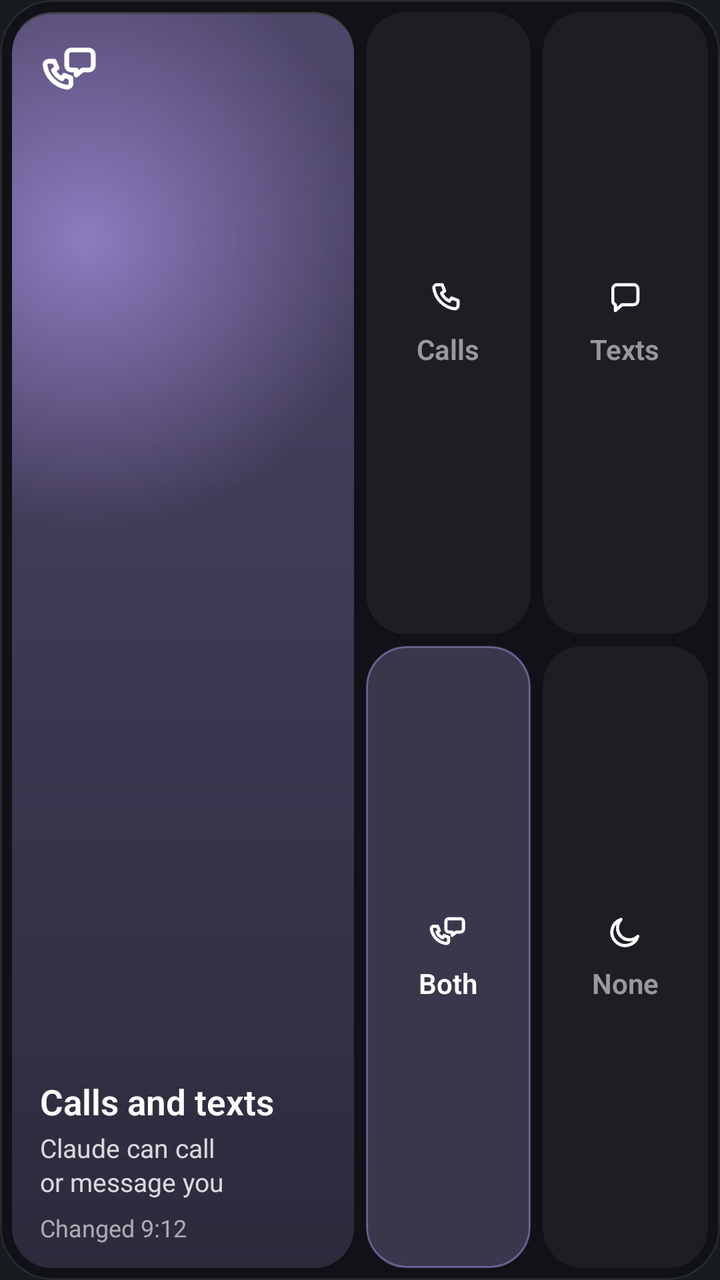
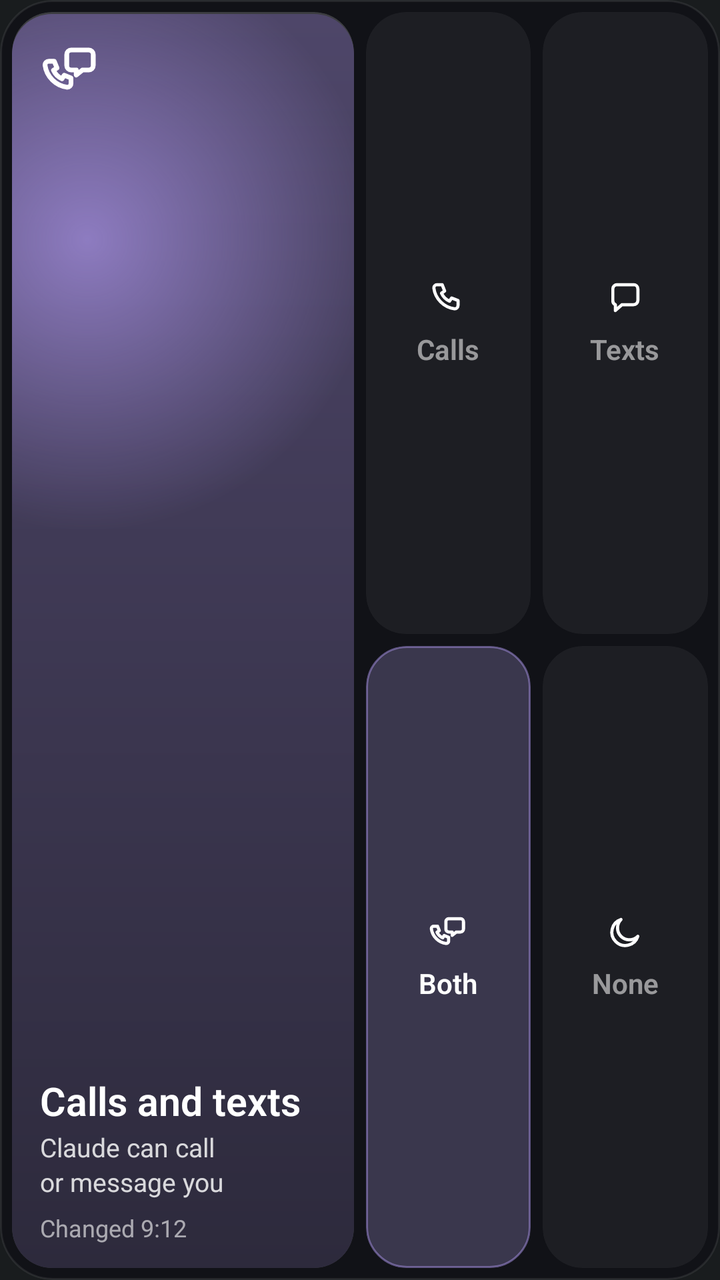

Compare the two renders of this Android layout. The source of the first and the diff that turns it into the second are given below.
<!-- AndroidManifest.xml: application theme android:Theme.DeviceDefault.NoActionBar -->
<!-- res/layout/widget_mode_wide.xml -->
<?xml version="1.0" encoding="utf-8"?>
<FrameLayout xmlns:android="http://schemas.android.com/apk/res/android"
    android:id="@android:id/background" android:layout_width="match_parent" android:layout_height="match_parent"
    android:padding="6dp" android:background="@drawable/widget_bg" android:clipToOutline="true"
    android:theme="@android:style/Theme.DeviceDefault">
<LinearLayout android:layout_width="match_parent" android:layout_height="match_parent" android:orientation="horizontal">
    <FrameLayout android:id="@+id/hero" android:layout_width="0dp" android:layout_height="match_parent"
        android:layout_weight="1" android:layout_marginEnd="6dp" android:background="@drawable/widget_lit_both"
        android:clipToOutline="true" android:paddingStart="14dp" android:paddingTop="14dp" android:paddingEnd="14dp"
        android:paddingBottom="12dp">
        <ImageView android:id="@+id/hero_icon" android:layout_width="30dp" android:layout_height="30dp"
            android:layout_gravity="top|start" android:src="@drawable/glyph_both" android:importantForAccessibility="no" />
        <LinearLayout android:layout_width="match_parent" android:layout_height="wrap_content"
            android:layout_gravity="bottom" android:orientation="vertical">
            <TextView android:id="@+id/hero_title" android:layout_width="match_parent" android:layout_height="24dp"
                android:text="Calls and texts" android:textSize="19sp" android:fontFamily="sans-serif"
                android:textFontWeight="650" android:textColor="#FFFFFFFF" android:maxLines="1"
                android:autoSizeTextType="uniform" android:autoSizeMinTextSize="14sp" android:autoSizeMaxTextSize="19sp"
                android:autoSizeStepGranularity="0.5sp" android:gravity="center_vertical|start" />
            <TextView android:id="@+id/hero_line" android:layout_width="match_parent" android:layout_height="wrap_content"
                android:layout_marginTop="2dp" android:text="Claude can call or message you" android:textSize="13sp"
                android:lineHeight="17sp" android:textColor="#D1FFFFFF" android:maxLines="2" android:ellipsize="end"
                android:breakStrategy="balanced" />
            <TextView android:id="@+id/hero_since" android:layout_width="match_parent" android:layout_height="wrap_content"
                android:layout_marginTop="6dp" android:text="Changed 9:12" android:textSize="12sp"
                android:textColor="#99FFFFFF" android:maxLines="1" android:fontFeatureSettings="tnum" />
        </LinearLayout>
    </FrameLayout>
<LinearLayout android:layout_width="0dp" android:layout_height="match_parent" android:layout_weight="1" android:orientation="vertical">
    <LinearLayout android:layout_width="match_parent" android:layout_height="0dp" android:layout_weight="1"
        android:orientation="horizontal" android:layout_marginBottom="6dp">
        <FrameLayout android:id="@+id/tile_call" android:layout_width="0dp" android:layout_height="match_parent"
            android:layout_weight="1" android:layout_marginEnd="6dp" android:padding="4dp" android:background="@drawable/widget_tile"
            android:foreground="?android:attr/selectableItemBackground" android:clipToOutline="true"
            android:contentDescription="Calls">
            <LinearLayout android:layout_width="match_parent" android:layout_height="match_parent"
                android:orientation="vertical" android:gravity="center">
                <ImageView android:id="@+id/icon_call" android:layout_width="20dp" android:layout_height="20dp"
                    android:src="@drawable/glyph_call" android:tint="#8CFFFFFF" android:importantForAccessibility="no" />
                <TextView android:id="@+id/label_call" android:layout_width="wrap_content" android:layout_height="wrap_content"
                    android:layout_marginTop="6dp" android:text="Calls" android:textSize="14sp" android:fontFamily="sans-serif"
                    android:textFontWeight="650" android:textColor="#8CFFFFFF" android:maxLines="1" android:importantForAccessibility="no" />
            </LinearLayout>
        </FrameLayout>
        <FrameLayout android:id="@+id/tile_text" android:layout_width="0dp" android:layout_height="match_parent"
            android:layout_weight="1" android:padding="4dp" android:background="@drawable/widget_tile"
            android:foreground="?android:attr/selectableItemBackground" android:clipToOutline="true"
            android:contentDescription="Texts">
            <LinearLayout android:layout_width="match_parent" android:layout_height="match_parent"
                android:orientation="vertical" android:gravity="center">
                <ImageView android:id="@+id/icon_text" android:layout_width="20dp" android:layout_height="20dp"
                    android:src="@drawable/glyph_text" android:tint="#8CFFFFFF" android:importantForAccessibility="no" />
                <TextView android:id="@+id/label_text" android:layout_width="wrap_content" android:layout_height="wrap_content"
                    android:layout_marginTop="6dp" android:text="Texts" android:textSize="14sp" android:fontFamily="sans-serif"
                    android:textFontWeight="650" android:textColor="#8CFFFFFF" android:maxLines="1" android:importantForAccessibility="no" />
            </LinearLayout>
        </FrameLayout>
    </LinearLayout>
    <LinearLayout android:layout_width="match_parent" android:layout_height="0dp" android:layout_weight="1"
        android:orientation="horizontal">
        <FrameLayout android:id="@+id/tile_both" android:layout_width="0dp" android:layout_height="match_parent"
            android:layout_weight="1" android:layout_marginEnd="6dp" android:padding="4dp" android:background="@drawable/widget_outline_both"
            android:foreground="?android:attr/selectableItemBackground" android:clipToOutline="true"
            android:contentDescription="Both, selected">
            <LinearLayout android:layout_width="match_parent" android:layout_height="match_parent"
                android:orientation="vertical" android:gravity="center">
                <ImageView android:id="@+id/icon_both" android:layout_width="20dp" android:layout_height="20dp"
                    android:src="@drawable/glyph_both" android:tint="#FFFFFFFF" android:importantForAccessibility="no" />
                <TextView android:id="@+id/label_both" android:layout_width="wrap_content" android:layout_height="wrap_content"
                    android:layout_marginTop="6dp" android:text="Both" android:textSize="14sp" android:fontFamily="sans-serif"
                    android:textFontWeight="650" android:textColor="#FFFFFFFF" android:maxLines="1" android:importantForAccessibility="no" />
            </LinearLayout>
        </FrameLayout>
        <FrameLayout android:id="@+id/tile_none" android:layout_width="0dp" android:layout_height="match_parent"
            android:layout_weight="1" android:padding="4dp" android:background="@drawable/widget_tile"
            android:foreground="?android:attr/selectableItemBackground" android:clipToOutline="true"
            android:contentDescription="None">
            <LinearLayout android:layout_width="match_parent" android:layout_height="match_parent"
                android:orientation="vertical" android:gravity="center">
                <ImageView android:id="@+id/icon_none" android:layout_width="20dp" android:layout_height="20dp"
                    android:src="@drawable/glyph_none" android:tint="#8CFFFFFF" android:importantForAccessibility="no" />
                <TextView android:id="@+id/label_none" android:layout_width="wrap_content" android:layout_height="wrap_content"
                    android:layout_marginTop="6dp" android:text="None" android:textSize="14sp" android:fontFamily="sans-serif"
                    android:textFontWeight="650" android:textColor="#8CFFFFFF" android:maxLines="1" android:importantForAccessibility="no" />
            </LinearLayout>
        </FrameLayout>
    </LinearLayout>
</LinearLayout>
</LinearLayout>
</FrameLayout>
<!-- resources referenced by this layout -->
<resources>
  <!-- drawable glyph_call (drawable) -->
  <?xml version="1.0" encoding="utf-8"?>
  <vector xmlns:android="http://schemas.android.com/apk/res/android" android:width="24dp" android:height="24dp"
      android:viewportWidth="24" android:viewportHeight="24">
      <path android:pathData="M5.5 4h3l1.5 3.8-1.9 1.3a9.5 9.5 0 0 0 4.8 4.8l1.3-1.9 3.8 1.5v3a2 2 0 0 1-2 2A14.5 14.5 0 0 1 3.5 6a2 2 0 0 1 2-2z" android:strokeColor="#FFFFFFFF" android:strokeWidth="1.9"
          android:strokeLineCap="round" android:strokeLineJoin="round" android:fillColor="#00000000" />
  </vector>
  <!-- drawable glyph_none (drawable) -->
  <?xml version="1.0" encoding="utf-8"?>
  <vector xmlns:android="http://schemas.android.com/apk/res/android" android:width="24dp" android:height="24dp"
      android:viewportWidth="24" android:viewportHeight="24">
      <path android:pathData="M19.5 14.6A8 8 0 1 1 9.4 4.5a6.3 6.3 0 0 0 10.1 10.1z" android:strokeColor="#FFFFFFFF" android:strokeWidth="1.9"
          android:strokeLineCap="round" android:strokeLineJoin="round" android:fillColor="#00000000" />
  </vector>
  <!-- drawable glyph_text (drawable) -->
  <?xml version="1.0" encoding="utf-8"?>
  <vector xmlns:android="http://schemas.android.com/apk/res/android" android:width="24dp" android:height="24dp"
      android:viewportWidth="24" android:viewportHeight="24">
      <path android:pathData="M4.5 6.5a2.5 2.5 0 0 1 2.5-2.5h10a2.5 2.5 0 0 1 2.5 2.5v7a2.5 2.5 0 0 1-2.5 2.5H10l-4 3.5V16h0a2.5 2.5 0 0 1-1.5-2.3z" android:strokeColor="#FFFFFFFF" android:strokeWidth="1.9"
          android:strokeLineCap="round" android:strokeLineJoin="round" android:fillColor="#00000000" />
  </vector>
  <!-- drawable widget_bg (drawable) -->
  <?xml version="1.0" encoding="utf-8"?>
  <shape xmlns:android="http://schemas.android.com/apk/res/android">
      <corners android:radius="26dp" />
      <solid android:color="#D1101116" />
      <stroke android:width="1dp" android:color="#14FFFFFF" />
  </shape>
  <!-- drawable widget_lit_both (drawable) -->
  <?xml version="1.0" encoding="utf-8"?>
  <layer-list xmlns:android="http://schemas.android.com/apk/res/android">
      <item><shape><corners android:radius="20dp" /><solid android:color="#2EFFFFFF" /></shape></item>
      <item android:top="1dp"><shape><corners android:radius="20dp" />
          <gradient android:angle="270" android:startColor="#4E4669" android:endColor="#2D2A3C" /></shape></item>
      <item android:top="1dp"><shape><corners android:radius="20dp" />
          <gradient android:type="radial" android:centerX="0.22" android:centerY="0.18" android:gradientRadius="85%"
              android:startColor="#99BBA2FF" android:centerColor="#4DBBA2FF" android:endColor="#00BBA2FF" /></shape></item>
  </layer-list>
  <!-- drawable widget_outline_both (drawable) -->
  <?xml version="1.0" encoding="utf-8"?>
  <shape xmlns:android="http://schemas.android.com/apk/res/android">
      <corners android:radius="20dp" />
      <solid android:color="#3BC4AFFF" />
      <stroke android:width="1dp" android:color="#73BBA2FF" />
  </shape>
  <!-- drawable widget_tile (drawable) -->
  <?xml version="1.0" encoding="utf-8"?>
  <shape xmlns:android="http://schemas.android.com/apk/res/android">
      <corners android:radius="20dp" />
      <solid android:color="#0DFFFFFF" />
  </shape>
  <!-- unchanged entries left out for length: 1 -->
</resources>

<!-- the commit's change to res/layout/widget_mode_wide.xml (unified diff, before → after) -->
@@ -1,8 +1,9 @@
 <?xml version="1.0" encoding="utf-8"?>
 <FrameLayout xmlns:android="http://schemas.android.com/apk/res/android"
-    android:id="@android:id/background" android:layout_width="match_parent" android:layout_height="match_parent"
-    android:padding="6dp" android:background="@drawable/widget_bg" android:clipToOutline="true"
+    android:layout_width="match_parent" android:layout_height="match_parent"
     android:theme="@android:style/Theme.DeviceDefault">
+<FrameLayout android:id="@android:id/background" android:layout_width="match_parent" android:layout_height="match_parent"
+    android:layout_gravity="center" android:padding="6dp" android:background="@drawable/widget_bg" android:clipToOutline="true">
 <LinearLayout android:layout_width="match_parent" android:layout_height="match_parent" android:orientation="horizontal">
     <FrameLayout android:id="@+id/hero" android:layout_width="0dp" android:layout_height="match_parent"
         android:layout_weight="1" android:layout_marginEnd="6dp" android:background="@drawable/widget_lit_both"
@@ -12,14 +13,14 @@
             android:layout_gravity="top|start" android:src="@drawable/glyph_both" android:importantForAccessibility="no" />
         <LinearLayout android:layout_width="match_parent" android:layout_height="wrap_content"
             android:layout_gravity="bottom" android:orientation="vertical">
-            <TextView android:id="@+id/hero_title" android:layout_width="match_parent" android:layout_height="24dp"
+            <TextView android:id="@+id/hero_title" android:layout_width="match_parent" android:layout_height="23dp" android:includeFontPadding="false"
                 android:text="Calls and texts" android:textSize="19sp" android:fontFamily="sans-serif"
                 android:textFontWeight="650" android:textColor="#FFFFFFFF" android:maxLines="1"
-                android:autoSizeTextType="uniform" android:autoSizeMinTextSize="14sp" android:autoSizeMaxTextSize="19sp"
+                android:autoSizeTextType="uniform" android:autoSizeMinTextSize="14sp" android:autoSizeMaxTextSize="32sp"
                 android:autoSizeStepGranularity="0.5sp" android:gravity="center_vertical|start" />
             <TextView android:id="@+id/hero_line" android:layout_width="match_parent" android:layout_height="wrap_content"
                 android:layout_marginTop="2dp" android:text="Claude can call or message you" android:textSize="13sp"
-                android:lineHeight="17sp" android:textColor="#D1FFFFFF" android:maxLines="2" android:ellipsize="end"
+                android:lineSpacingMultiplier="1.12" android:textColor="#D1FFFFFF" android:maxLines="2" android:ellipsize="end"
                 android:breakStrategy="balanced" />
             <TextView android:id="@+id/hero_since" android:layout_width="match_parent" android:layout_height="wrap_content"
                 android:layout_marginTop="6dp" android:text="Changed 9:12" android:textSize="12sp"
@@ -36,7 +37,7 @@
             <LinearLayout android:layout_width="match_parent" android:layout_height="match_parent"
                 android:orientation="vertical" android:gravity="center">
                 <ImageView android:id="@+id/icon_call" android:layout_width="20dp" android:layout_height="20dp"
-                    android:src="@drawable/glyph_call" android:tint="#8CFFFFFF" android:importantForAccessibility="no" />
+                    android:src="@drawable/glyph_call" android:importantForAccessibility="no" />
                 <TextView android:id="@+id/label_call" android:layout_width="wrap_content" android:layout_height="wrap_content"
                     android:layout_marginTop="6dp" android:text="Calls" android:textSize="14sp" android:fontFamily="sans-serif"
                     android:textFontWeight="650" android:textColor="#8CFFFFFF" android:maxLines="1" android:importantForAccessibility="no" />
@@ -49,7 +50,7 @@
             <LinearLayout android:layout_width="match_parent" android:layout_height="match_parent"
                 android:orientation="vertical" android:gravity="center">
                 <ImageView android:id="@+id/icon_text" android:layout_width="20dp" android:layout_height="20dp"
-                    android:src="@drawable/glyph_text" android:tint="#8CFFFFFF" android:importantForAccessibility="no" />
+                    android:src="@drawable/glyph_text" android:importantForAccessibility="no" />
                 <TextView android:id="@+id/label_text" android:layout_width="wrap_content" android:layout_height="wrap_content"
                     android:layout_marginTop="6dp" android:text="Texts" android:textSize="14sp" android:fontFamily="sans-serif"
                     android:textFontWeight="650" android:textColor="#8CFFFFFF" android:maxLines="1" android:importantForAccessibility="no" />
@@ -65,7 +66,7 @@
             <LinearLayout android:layout_width="match_parent" android:layout_height="match_parent"
                 android:orientation="vertical" android:gravity="center">
                 <ImageView android:id="@+id/icon_both" android:layout_width="20dp" android:layout_height="20dp"
-                    android:src="@drawable/glyph_both" android:tint="#FFFFFFFF" android:importantForAccessibility="no" />
+                    android:src="@drawable/glyph_both" android:importantForAccessibility="no" />
                 <TextView android:id="@+id/label_both" android:layout_width="wrap_content" android:layout_height="wrap_content"
                     android:layout_marginTop="6dp" android:text="Both" android:textSize="14sp" android:fontFamily="sans-serif"
                     android:textFontWeight="650" android:textColor="#FFFFFFFF" android:maxLines="1" android:importantForAccessibility="no" />
@@ -78,7 +79,7 @@
             <LinearLayout android:layout_width="match_parent" android:layout_height="match_parent"
                 android:orientation="vertical" android:gravity="center">
                 <ImageView android:id="@+id/icon_none" android:layout_width="20dp" android:layout_height="20dp"
-                    android:src="@drawable/glyph_none" android:tint="#8CFFFFFF" android:importantForAccessibility="no" />
+                    android:src="@drawable/glyph_none" android:importantForAccessibility="no" />
                 <TextView android:id="@+id/label_none" android:layout_width="wrap_content" android:layout_height="wrap_content"
                     android:layout_marginTop="6dp" android:text="None" android:textSize="14sp" android:fontFamily="sans-serif"
                     android:textFontWeight="650" android:textColor="#8CFFFFFF" android:maxLines="1" android:importantForAccessibility="no" />
@@ -88,3 +89,4 @@
 </LinearLayout>
 </LinearLayout>
 </FrameLayout>
+</FrameLayout>
